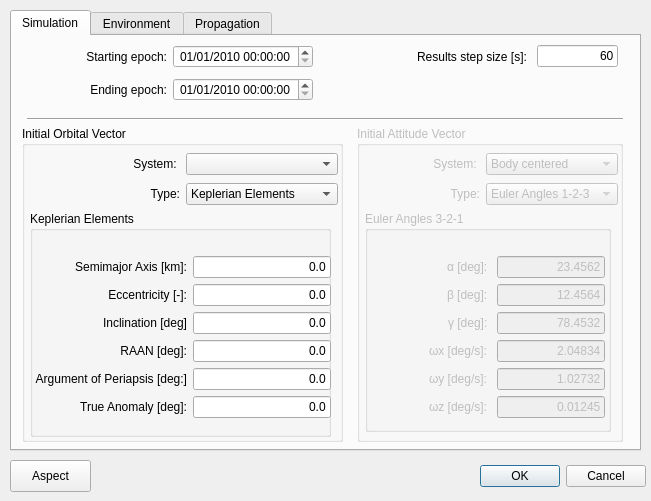
This is sta-src/Loitering/loitering.ui in Dwarf-Planet-Project/SpaceDesignTool as Qt 5 draws it before an edit. The edited form follows.
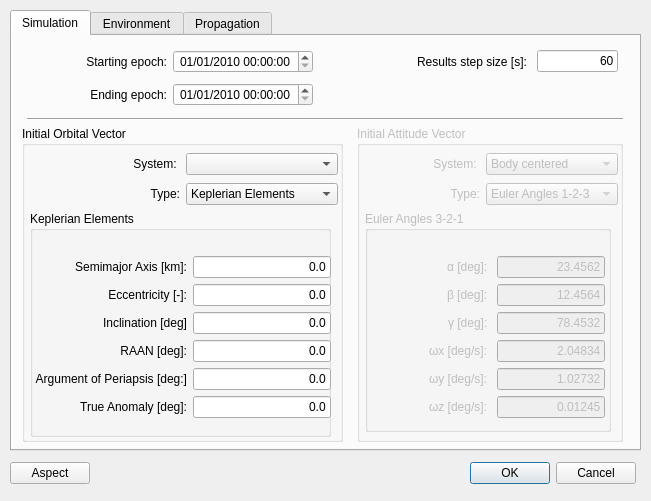
This is the edited form. Icons and pictures are not drawn.

Commit message: Repairing faulty ASPECT button in WinXP and Win7 LOITERING layouts

What changed in the file:
```diff
--- a/sta-src/Loitering/loitering.ui
+++ b/sta-src/Loitering/loitering.ui
@@ -30,28 +30,6 @@
    <iconset resource="../../iconary/sta-icons.qrc">
     <normaloff>:/icons/Loitering.png</normaloff>:/icons/Loitering.png</iconset>
   </property>
-  <widget class="QDialogButtonBox" name="buttonBox">
-   <property name="geometry">
-    <rect>
-     <x>305</x>
-     <y>460</y>
-     <width>341</width>
-     <height>32</height>
-    </rect>
-   </property>
-   <property name="sizePolicy">
-    <sizepolicy hsizetype="Expanding" vsizetype="Fixed">
-     <horstretch>0</horstretch>
-     <verstretch>0</verstretch>
-    </sizepolicy>
-   </property>
-   <property name="orientation">
-    <enum>Qt::Horizontal</enum>
-   </property>
-   <property name="standardButtons">
-    <set>QDialogButtonBox::Cancel|QDialogButtonBox::Ok</set>
-   </property>
-  </widget>
   <widget class="QTabWidget" name="LoiteringTabsAssembly">
    <property name="geometry">
     <rect>
@@ -72,7 +50,7 @@
      <property name="geometry">
       <rect>
        <x>15</x>
-       <y>5</y>
+       <y>10</y>
        <width>286</width>
        <height>66</height>
       </rect>
@@ -1510,7 +1488,7 @@
      <property name="geometry">
       <rect>
        <x>405</x>
-       <y>5</y>
+       <y>10</y>
        <width>201</width>
        <height>31</height>
       </rect>
@@ -2630,18 +2608,53 @@
     </widget>
    </widget>
   </widget>
-  <widget class="QPushButton" name="pushButtonAspect">
+  <widget class="QWidget" name="horizontalLayoutWidget_2">
    <property name="geometry">
     <rect>
      <x>10</x>
-     <y>460</y>
-     <width>81</width>
-     <height>32</height>
+     <y>455</y>
+     <width>626</width>
+     <height>36</height>
     </rect>
    </property>
-   <property name="text">
-    <string>Aspect</string>
-   </property>
+   <layout class="QHBoxLayout" name="horizontalLayoutLoiteringBottom">
+    <item>
+     <widget class="QPushButton" name="pushButtonAspect">
+      <property name="text">
+       <string>Aspect</string>
+      </property>
+     </widget>
+    </item>
+    <item>
+     <spacer name="horizontalSpacer">
+      <property name="orientation">
+       <enum>Qt::Horizontal</enum>
+      </property>
+      <property name="sizeHint" stdset="0">
+       <size>
+        <width>40</width>
+        <height>20</height>
+       </size>
+      </property>
+     </spacer>
+    </item>
+    <item>
+     <widget class="QDialogButtonBox" name="buttonBoxLoitering">
+      <property name="sizePolicy">
+       <sizepolicy hsizetype="Expanding" vsizetype="Fixed">
+        <horstretch>0</horstretch>
+        <verstretch>0</verstretch>
+       </sizepolicy>
+      </property>
+      <property name="orientation">
+       <enum>Qt::Horizontal</enum>
+      </property>
+      <property name="standardButtons">
+       <set>QDialogButtonBox::Cancel|QDialogButtonBox::Ok</set>
+      </property>
+     </widget>
+    </item>
+   </layout>
   </widget>
  </widget>
  <tabstops>
```
Left out of the diff: 17 changed lines with no effect on the pictures.
